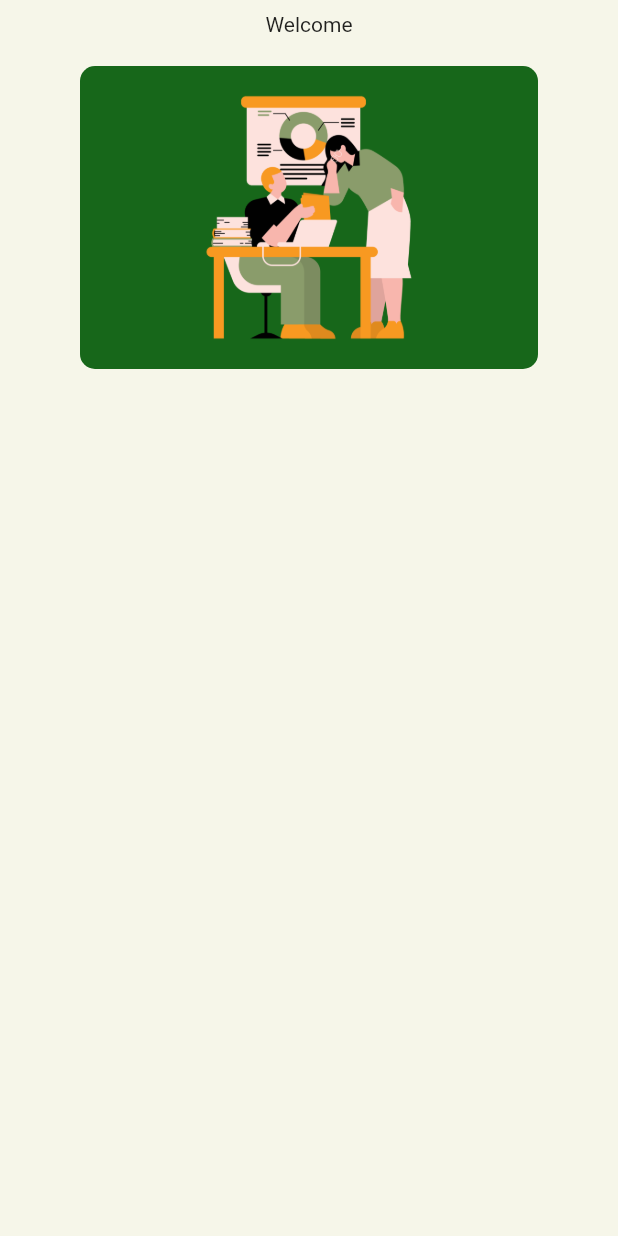
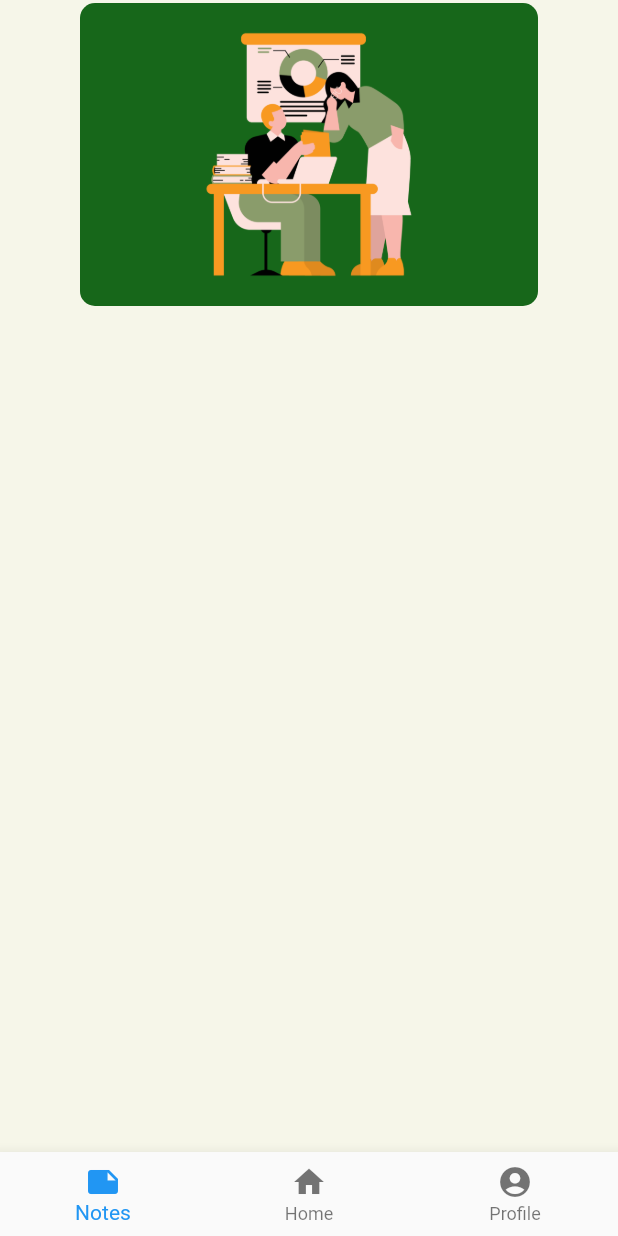
Before and after one commit to Euismutnh/Flutter_Euis-Rohimattul-Mutmainnah2, a Flutter app: the HomePage screen opened by its route, on a phone screen of 412 x 824 dp. Run offline on Flutter 3.47's test engine with Material 2 defaults, Android fonts, the phone set to English and light mode, and no system bars; drawn by our look-alikes of carousel_slider; our stand-ins replace google_fonts.

Commit message:
Project MoneyMate

```diff
--- a/lib/pages/home.dart
+++ b/lib/pages/home.dart
@@ -1,5 +1,7 @@
 import 'package:flutter/material.dart';
 import 'package:carousel_slider/carousel_slider.dart';
+import 'package:money_mate/pages/note.dart';
+import 'package:money_mate/pages/profile.dart';
 
 class HomePage extends StatefulWidget {
   const HomePage({Key? key}) : super(key: key);
@@ -16,25 +18,29 @@ class _HomePageState extends State<HomePage> {
     '4.png',
   ];
 
+  int _currentIndex = 0;
+
+  void onTabTapped(int index) {
+    setState(() {
+      _currentIndex = index;
+    });
+  }
+
   @override
   Widget build(BuildContext context) {
     return Scaffold(
-      backgroundColor: const Color.fromARGB(255, 246, 246, 233),
+      backgroundColor: const Color(
+          0xFFF6F6E9), // Ganti warna latar belakang sesuai kebutuhan
       body: SingleChildScrollView(
         child: Column(
           children: [
-            const Padding(
-              padding: EdgeInsets.all(8.0),
-              child: Text('Welcome'),
-            ),
-            const SizedBox(
-              height: 10,
-            ),
             CarouselSlider(
               options: CarouselOptions(
                 autoPlay: true,
                 aspectRatio: 2.0,
                 enlargeCenterPage: true,
+                viewportFraction: 0.8,
+                initialPage: 0,
               ),
               items: imageSlider.map((fileImage) {
                 return Container(
@@ -43,7 +49,7 @@ class _HomePageState extends State<HomePage> {
                     borderRadius: const BorderRadius.all(Radius.circular(10)),
                     child: Image.asset(
                       'assets/$fileImage',
-                      fit: BoxFit.fill,
+                      fit: BoxFit.cover,
                     ),
                   ),
                 );
@@ -52,6 +58,52 @@ class _HomePageState extends State<HomePage> {
           ],
         ),
       ),
+      bottomNavigationBar: Container(
+        decoration: const BoxDecoration(
+          color: Color(0xFFF6F6E9), // Color.fromARGB(255, 246, 246, 233),
+        ),
+        child: BottomNavigationBar(
+          currentIndex: _currentIndex,
+          items: const <BottomNavigationBarItem>[
+            BottomNavigationBarItem(
+              icon: Icon(Icons.note),
+              label: 'Notes',
+            ),
+            BottomNavigationBarItem(
+              icon: Icon(Icons.home),
+              label: 'Home',
+            ),
+            BottomNavigationBarItem(
+              icon: Icon(Icons.account_circle),
+              label: 'Profile',
+            ),
+          ],
+          onTap: (index) {
+            setState(() {
+              _currentIndex = index;
+              if (index == 0) {
+                // Arahkan ke halaman NotePage
+                Navigator.push(
+                  context,
+                  MaterialPageRoute(builder: (context) => const NotePage()),
+                );
+              } else if (index == 1) {
+                // Arahkan ke halaman HomePage
+                Navigator.push(
+                  context,
+                  MaterialPageRoute(builder: (context) => const HomePage()),
+                );
+              } else if (index == 2) {
+                // Arahkan ke halaman ProfilePage
+                Navigator.push(
+                  context,
+                  MaterialPageRoute(builder: (context) => const ProfilePage()),
+                );
+              }
+            });
+          },
+        ),
+      ),
     );
   }
 }
```
Also changed, not shown: lib/pages/note.dart (added, +15 -0 lines), lib/pages/profile.dart (added, +257 -0 lines), assets/hutang.png (added), assets/pemasukan.png (added), assets/pengeluaran.png (added), assets/perencanaan.png (added), assets/profile.jpeg (added).
